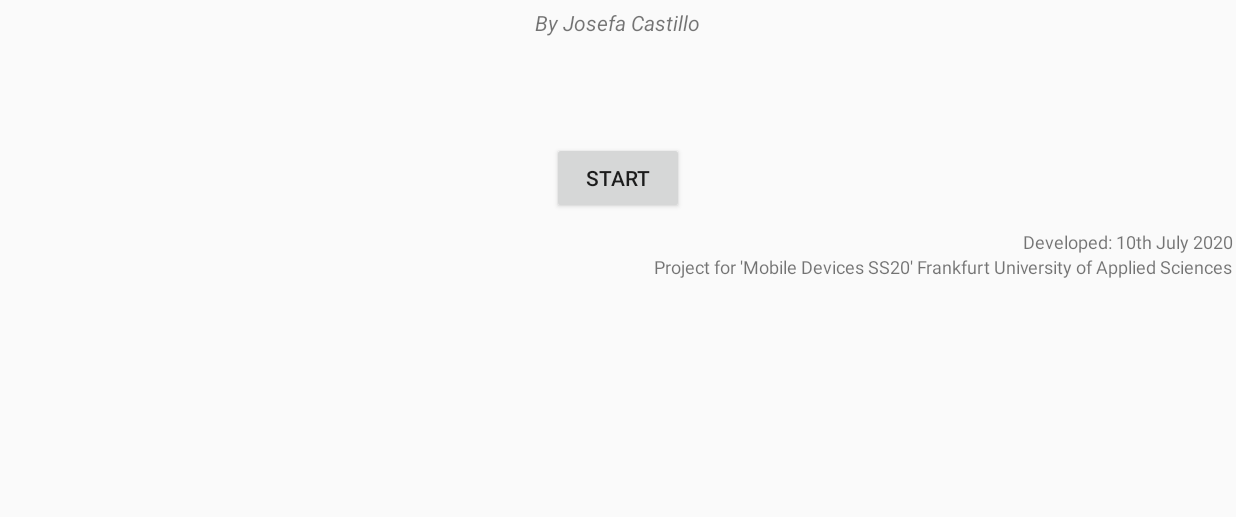
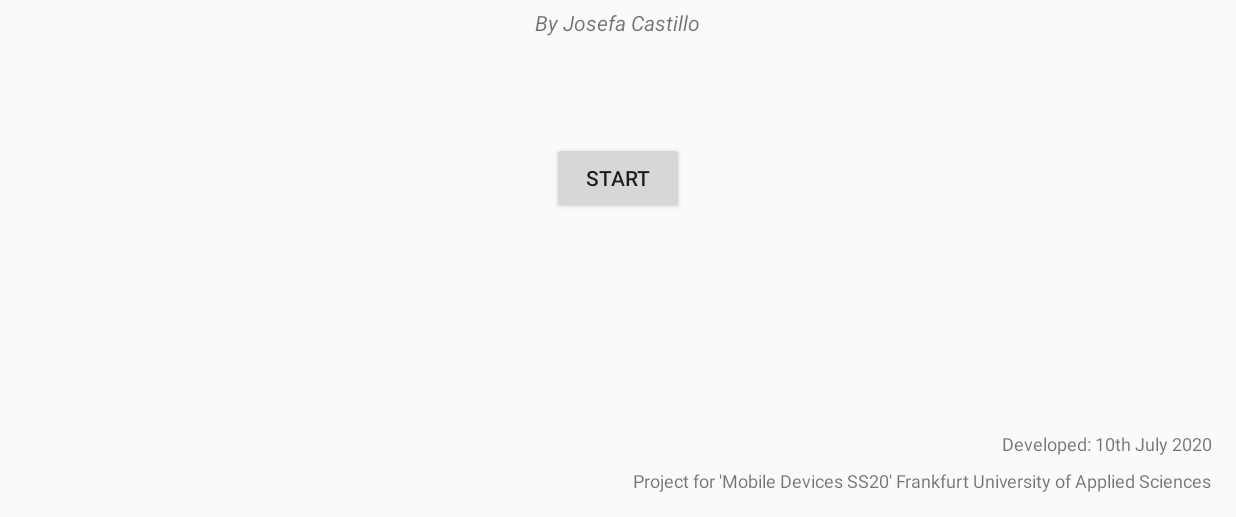
Before and after one commit to cuckoogrobble/MobDev_Pong, an Android app: the screen it shows after launch (MainActivity), on a phone screen of 824 x 412 dp (held sideways), the part 101-618 px from its top. Run offline under Robolectric (Android 15) with nearby library versions, the phone set to English and light mode, and no system bars.

Commit message:
table stats better, credits and date bottom, thx M

```diff
--- a/app/src/main/java/com/example/pong/MainActivity.java
+++ b/app/src/main/java/com/example/pong/MainActivity.java
@@ -296,7 +296,7 @@ public class MainActivity extends AppCompatActivity implements SensorEventListen
                         public void run() {
                             move();
 
-                            if (scoreLeft == 10 || scoreRight == 10){
+                            if (scoreLeft == 1 || scoreRight == 1){
                                 gameStop();
                             }
                         }
--- a/app/src/main/res/layout/activity_main.xml
+++ b/app/src/main/res/layout/activity_main.xml
@@ -6,6 +6,208 @@
     android:layout_height="match_parent"
     android:orientation="vertical"
     tools:context=".MainActivity">
+
+    <LinearLayout
+        android:id="@+id/endLayout"
+        android:layout_width="match_parent"
+        android:layout_height="match_parent"
+        android:gravity="center_horizontal"
+        android:orientation="vertical">
+
+        <TextView
+            android:id="@+id/gameOverText"
+            android:layout_width="wrap_content"
+            android:layout_height="wrap_content"
+            android:layout_marginTop="50dp"
+            android:layout_marginBottom="20dp"
+            android:text="@string/gameOver"
+            android:textSize="42sp" />
+
+        <TextView
+            android:id="@+id/whoWon"
+            android:layout_width="wrap_content"
+            android:layout_height="wrap_content"
+            android:layout_marginTop="5dp"
+            android:layout_marginBottom="20dp"
+            android:text="@string/whoWon"
+            android:textSize="25sp" />
+
+        <TableLayout
+            android:id="@+id/statsTable"
+            android:layout_width="500dp"
+            android:layout_height="match_parent"
+            android:padding="-50dp">
+
+
+            <TableRow android:layout_margin="5dp">
+
+                <TextView
+                    android:id="@+id/empty"
+                    android:layout_width="match_parent"
+                    android:layout_height="match_parent"
+                    android:layout_weight="1"
+                    android:gravity="start" />
+
+                <TextView
+                    android:id="@+id/titlePlayer1"
+                    android:layout_width="match_parent"
+                    android:layout_height="match_parent"
+                    android:layout_weight="2"
+                    android:gravity="center"
+                    android:text="@string/titlePlayer1" />
+
+                <TextView
+                    android:id="@+id/titlePlayer2"
+                    android:layout_width="match_parent"
+                    android:layout_height="match_parent"
+                    android:layout_weight="3"
+                    android:gravity="center"
+                    android:text="@string/titlePlayer2" />
+
+            </TableRow>
+
+            <TableRow android:layout_margin="5dp">
+
+                <TextView
+                    android:id="@+id/scoresTitle"
+                    android:layout_width="match_parent"
+                    android:layout_height="match_parent"
+                    android:layout_weight="1"
+                    android:gravity="start"
+                    android:text="@string/scoresTitle" />
+
+                <TextView
+                    android:id="@+id/scorePlayer1"
+                    android:layout_width="match_parent"
+                    android:layout_height="match_parent"
+                    android:layout_weight="2"
+                    android:gravity="center"
+                    android:text="@string/score1" />
+
+                <TextView
+                    android:id="@+id/scorePlayer2"
+                    android:layout_width="match_parent"
+                    android:layout_height="match_parent"
+                    android:layout_weight="3"
+                    android:gravity="center"
+                    android:text="@string/score2" />
+
+            </TableRow>
+
+            <TableRow android:layout_margin="5dp">
+
+                <TextView
+                    android:id="@+id/hitsTitle"
+                    android:layout_width="match_parent"
+                    android:layout_height="match_parent"
+                    android:layout_weight="1"
+                    android:gravity="start"
+                    android:text="@string/hitsTitle" />
+
+                <TextView
+                    android:id="@+id/hitsPlayer1"
+                    android:layout_width="match_parent"
+                    android:layout_height="match_parent"
+                    android:layout_weight="2"
+                    android:gravity="center"
+                    android:text="@string/hits1" />
+
+                <TextView
+                    android:id="@+id/hitsPlayer2"
+                    android:layout_width="match_parent"
+                    android:layout_height="match_parent"
+                    android:layout_weight="3"
+                    android:gravity="center"
+                    android:text="@string/hits2" />
+            </TableRow>
+
+            <TableRow android:layout_margin="5dp">
+
+                <TextView
+                    android:id="@+id/timerTitle"
+                    android:layout_width="match_parent"
+                    android:layout_height="match_parent"
+                    android:layout_weight="1"
+                    android:gravity="start"
+                    android:text="@string/timerTitle" />
+
+                <TextView
+                    android:id="@+id/timerNumber"
+                    android:layout_width="match_parent"
+                    android:layout_height="match_parent"
+                    android:layout_weight="16"
+                    android:gravity="center"
+                    android:text="@string/timerText" />
+
+            </TableRow>
+        </TableLayout>
+
+    </LinearLayout>
+
+    <LinearLayout
+        android:id="@+id/startLayout"
+        android:layout_width="match_parent"
+        android:layout_height="match_parent"
+        android:gravity="center_horizontal"
+        android:orientation="vertical">
+
+        <TextView
+            android:id="@+id/gameTitle"
+            android:layout_width="wrap_content"
+            android:layout_height="wrap_content"
+            android:layout_marginTop="20dp"
+            android:text="@string/app_name"
+            android:textSize="35sp" />
+
+        <TextView
+            android:id="@+id/author"
+            android:layout_width="wrap_content"
+            android:layout_height="wrap_content"
+            android:layout_marginTop="5dp"
+            android:layout_marginBottom="20dp"
+            android:text="@string/author_name"
+            android:textSize="14sp"
+            android:textStyle="italic" />
+
+
+        <Button
+            android:id="@+id/startButton"
+            android:layout_width="wrap_content"
+            android:layout_height="wrap_content"
+            android:layout_marginTop="50dp"
+            android:layout_marginBottom="10dp"
+            android:onClick="startGame"
+            android:text="@string/startButton" />
+    </LinearLayout>
+
+    <androidx.constraintlayout.widget.ConstraintLayout
+        android:layout_width="match_parent"
+        android:layout_height="match_parent">
+
+        <TextView
+            android:id="@+id/date"
+            android:layout_width="0dp"
+            android:layout_height="wrap_content"
+            android:layout_gravity="end"
+            android:layout_marginBottom="8dp"
+            android:text="@string/date"
+            android:textSize="12sp"
+            app:layout_constraintBottom_toTopOf="@+id/credits"
+            app:layout_constraintEnd_toEndOf="@+id/credits" />
+
+        <TextView
+            android:id="@+id/credits"
+            android:layout_width="wrap_content"
+            android:layout_height="wrap_content"
+            android:layout_gravity="end"
+            android:layout_marginEnd="16dp"
+            android:layout_marginRight="16dp"
+            android:layout_marginBottom="16dp"
+            android:text="@string/credits"
+            android:textSize="12sp"
+            app:layout_constraintBottom_toBottomOf="parent"
+            app:layout_constraintEnd_toEndOf="parent" />
+    </androidx.constraintlayout.widget.ConstraintLayout>
 
     <FrameLayout
         android:id="@+id/gameFrame"
@@ -98,195 +300,5 @@
             android:layerType="software"
             android:src="@drawable/dotted" />
 
-        <LinearLayout
-            android:id="@+id/startLayout"
-            android:layout_width="match_parent"
-            android:layout_height="match_parent"
-            android:gravity="center_horizontal"
-            android:orientation="vertical">
-
-            <TextView
-                android:id="@+id/gameTitle"
-                android:layout_width="wrap_content"
-                android:layout_height="wrap_content"
-                android:layout_marginTop="20dp"
-                android:text="@string/app_name"
-                android:textSize="35sp" />
-
-            <TextView
-                android:id="@+id/author"
-                android:layout_width="wrap_content"
-                android:layout_height="wrap_content"
-                android:layout_marginTop="5dp"
-                android:layout_marginBottom="20dp"
-                android:text="@string/author_name"
-                android:textSize="14sp"
-                android:textStyle="italic" />
-
-
-            <Button
-                android:id="@+id/startButton"
-                android:layout_width="wrap_content"
-                android:layout_height="wrap_content"
-                android:layout_marginTop="50dp"
-                android:layout_marginBottom="10dp"
-                android:onClick="startGame"
-                android:text="@string/startButton" />
-
-            <TextView
-                android:id="@+id/date"
-                android:layout_width="wrap_content"
-                android:layout_height="wrap_content"
-                android:layout_gravity="end"
-                android:layout_marginEnd="2dp"
-                android:layout_marginRight="2dp"
-                android:text="@string/date"
-                android:textSize="12sp" />
-
-            <TextView
-                android:id="@+id/credits"
-                android:layout_width="wrap_content"
-                android:layout_height="wrap_content"
-                android:layout_gravity="end"
-                android:layout_marginEnd="2dp"
-                android:layout_marginRight="2dp"
-                android:text="@string/credits"
-                android:textSize="12sp" />
-        </LinearLayout>
-
-        <LinearLayout
-            android:id="@+id/endLayout"
-            android:layout_width="match_parent"
-            android:layout_height="match_parent"
-            android:gravity="center_horizontal"
-            android:orientation="vertical">
-
-            <TextView
-                android:id="@+id/gameOverText"
-                android:layout_width="wrap_content"
-                android:layout_height="wrap_content"
-                android:layout_marginTop="50dp"
-                android:layout_marginBottom="20dp"
-                android:text="@string/gameOver"
-                android:textSize="42sp" />
-
-            <TextView
-                android:id="@+id/whoWon"
-                android:layout_width="wrap_content"
-                android:layout_height="wrap_content"
-                android:layout_marginTop="5dp"
-                android:layout_marginBottom="20dp"
-                android:text="@string/whoWon"
-                android:textSize="25sp"/>
-
-            <TableLayout
-                android:id="@+id/statsTable"
-                android:layout_width="500dp"
-                android:layout_height="match_parent"
-                android:padding="-50dp">
-
-
-                <TableRow
-                    android:layout_margin="5dp">
-
-                    <TextView
-                        android:id="@+id/empty"
-                        android:layout_width="match_parent"
-                        android:layout_height="match_parent"
-                        android:gravity="start"
-                        android:layout_weight="1"/>
-                    <TextView
-                        android:id="@+id/titlePlayer1"
-                        android:layout_width="match_parent"
-                        android:layout_height="match_parent"
-                        android:text="@string/titlePlayer1"
-                        android:gravity="center"
-                        android:layout_weight="2"/>
-                    <TextView
-                        android:id="@+id/titlePlayer2"
-                        android:layout_width="match_parent"
-                        android:layout_height="match_parent"
-                        android:text="@string/titlePlayer2"
-                        android:gravity="center"
-                        android:layout_weight="3"/>
-
-                </TableRow>
-                <TableRow
-                    android:layout_margin="5dp">
-                    <TextView
-                        android:id="@+id/scoresTitle"
-                        android:layout_width="match_parent"
-                        android:layout_height="match_parent"
-                        android:text="@string/scoresTitle"
-                        android:gravity="start"
-                        android:layout_weight="1"/>
-                    <TextView
-                        android:id="@+id/scorePlayer1"
-                        android:layout_width="match_parent"
-                        android:layout_height="match_parent"
-                        android:gravity="center"
-                        android:text="@string/score1"
-                        android:layout_weight="2"/>
-                    <TextView
-                        android:id="@+id/scorePlayer2"
-                        android:layout_width="match_parent"
-                        android:layout_height="match_parent"
-                        android:text="@string/score2"
-                        android:gravity="center"
-                        android:layout_weight="3"/>
-
-                </TableRow>
-                <TableRow
-                    android:layout_margin="5dp">
-                    <TextView
-                        android:id="@+id/hitsTitle"
-                        android:layout_width="match_parent"
-                        android:layout_height="match_parent"
-                        android:text="@string/hitsTitle"
-                        android:gravity="start"
-                        android:layout_weight="1"/>
-                    <TextView
-                        android:id="@+id/hitsPlayer1"
-                        android:layout_width="match_parent"
-                        android:layout_height="match_parent"
-                        android:text="@string/hits1"
-                        android:gravity="center"
-                        android:layout_weight="2"/>
-                    <TextView
-                        android:id="@+id/hitsPlayer2"
-                        android:layout_width="match_parent"
-                        android:layout_height="match_parent"
-                        android:text="@string/hits2"
-                        android:gravity="center"
-                        android:layout_weight="3"/>
-                </TableRow>
-                <TableRow
-                    android:layout_margin="5dp">
-                    <TextView
-                        android:id="@+id/timerTitle"
-                        android:layout_width="match_parent"
-                        android:layout_height="match_parent"
-                        android:text="@string/timerTitle"
-                        android:gravity="start"
-                        android:layout_weight="1"/>
-                    <TextView
-                        android:id="@+id/timerNumber"
-                        android:layout_width="match_parent"
-                        android:layout_height="match_parent"
-                        android:text="@string/timerText"
-                        android:gravity="end"
-                        android:layout_weight="2"/>
-                    <TextView
-                        android:id="@+id/filling"
-                        android:layout_width="wrap_content"
-                        android:layout_height="match_parent"
-                        android:textColor="@color/colorWhite"
-                        android:text="."
-                        android:layout_weight="3"/>
-
-                </TableRow>
-            </TableLayout>
-
-        </LinearLayout>
     </FrameLayout>
 </RelativeLayout>
```
